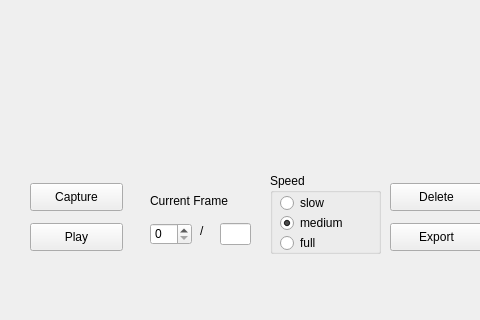
Before: the Qt Designer form mainwindow.ui in danielsbonnin/rpiStopMotion, drawn with Qt 5; both pictures show x 0 to 480 and y 213 to 533 of the 786 by 533 pixel window.
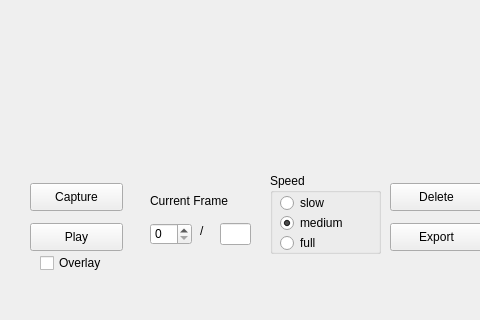
After: the same form once the commit is applied.

The edit to the form file:
```diff
--- a/mainwindow.ui
+++ b/mainwindow.ui
@@ -742,6 +742,19 @@
      </property>
     </widget>
    </widget>
+   <widget class="QCheckBox" name="overlayCheckBox">
+    <property name="geometry">
+     <rect>
+      <x>40</x>
+      <y>430</y>
+      <width>81</width>
+      <height>20</height>
+     </rect>
+    </property>
+    <property name="text">
+     <string>Overlay</string>
+    </property>
+   </widget>
   </widget>
   <widget class="QMenuBar" name="menuBar">
    <property name="geometry">
```
Left out of the diff: 21 changed lines with no effect on the pictures.
